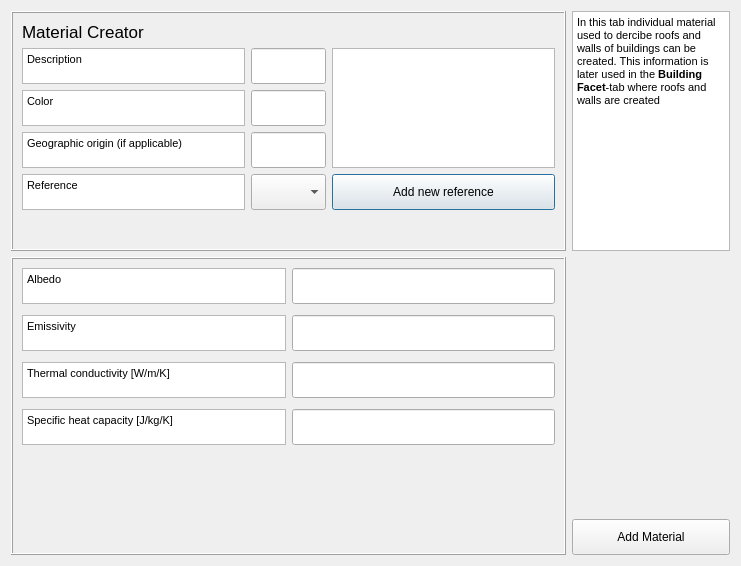
Qt form tabs/Spartacus_material_tab.ui (gusbacos/suews_database_manager) before a commit.
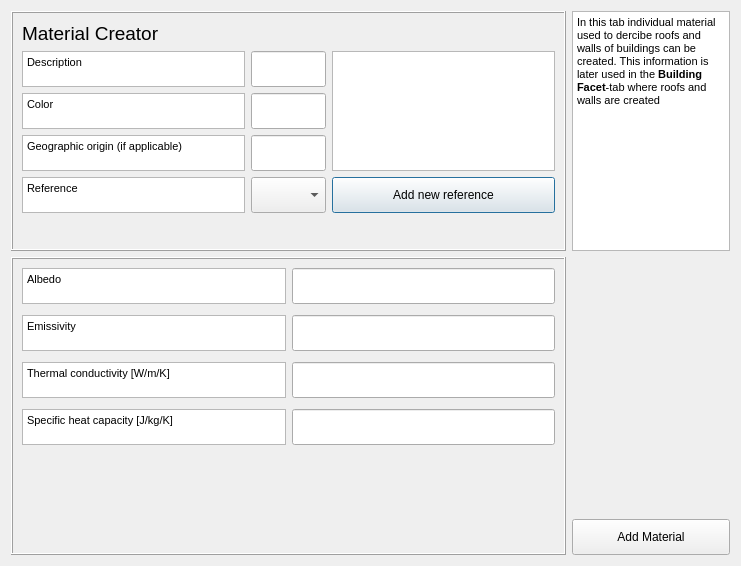
The same form after that commit. Custom widgets are drawn as their Qt base class.

```diff
--- a/tabs/Spartacus_material_tab.ui
+++ b/tabs/Spartacus_material_tab.ui
@@ -47,7 +47,7 @@
          <string>&lt;!DOCTYPE HTML PUBLIC &quot;-//W3C//DTD HTML 4.0//EN&quot; &quot;http://www.w3.org/TR/REC-html40/strict.dtd&quot;&gt;
 &lt;html&gt;&lt;head&gt;&lt;meta name=&quot;qrichtext&quot; content=&quot;1&quot; /&gt;&lt;style type=&quot;text/css&quot;&gt;
 p, li { white-space: pre-wrap; }
-&lt;/style&gt;&lt;/head&gt;&lt;body style=&quot; font-family:'MS Shell Dlg 2'; font-size:7.8pt; font-weight:400; font-style:normal;&quot;&gt;
+&lt;/style&gt;&lt;/head&gt;&lt;body style=&quot; font-family:'MS Shell Dlg 2'; font-size:12pt; font-weight:400; font-style:normal;&quot;&gt;
 &lt;p style=&quot; margin-top:0px; margin-bottom:0px; margin-left:0px; margin-right:0px; -qt-block-indent:0; text-indent:0px;&quot;&gt;&lt;span style=&quot; font-size:8pt;&quot;&gt;Geographic origin (if applicable)&lt;/span&gt;&lt;/p&gt;&lt;/body&gt;&lt;/html&gt;</string>
         </property>
        </widget>
@@ -73,7 +73,7 @@
          <string>&lt;!DOCTYPE HTML PUBLIC &quot;-//W3C//DTD HTML 4.0//EN&quot; &quot;http://www.w3.org/TR/REC-html40/strict.dtd&quot;&gt;
 &lt;html&gt;&lt;head&gt;&lt;meta name=&quot;qrichtext&quot; content=&quot;1&quot; /&gt;&lt;style type=&quot;text/css&quot;&gt;
 p, li { white-space: pre-wrap; }
-&lt;/style&gt;&lt;/head&gt;&lt;body style=&quot; font-family:'MS Shell Dlg 2'; font-size:7.8pt; font-weight:400; font-style:normal;&quot;&gt;
+&lt;/style&gt;&lt;/head&gt;&lt;body style=&quot; font-family:'MS Shell Dlg 2'; font-size:12pt; font-weight:400; font-style:normal;&quot;&gt;
 &lt;p style=&quot; margin-top:0px; margin-bottom:0px; margin-left:0px; margin-right:0px; -qt-block-indent:0; text-indent:0px;&quot;&gt;&lt;span style=&quot; font-size:8pt;&quot;&gt;Reference&lt;/span&gt;&lt;/p&gt;&lt;/body&gt;&lt;/html&gt;</string>
         </property>
        </widget>
@@ -96,7 +96,7 @@
          <string>&lt;!DOCTYPE HTML PUBLIC &quot;-//W3C//DTD HTML 4.0//EN&quot; &quot;http://www.w3.org/TR/REC-html40/strict.dtd&quot;&gt;
 &lt;html&gt;&lt;head&gt;&lt;meta name=&quot;qrichtext&quot; content=&quot;1&quot; /&gt;&lt;style type=&quot;text/css&quot;&gt;
 p, li { white-space: pre-wrap; }
-&lt;/style&gt;&lt;/head&gt;&lt;body style=&quot; font-family:'MS Shell Dlg 2'; font-size:7.8pt; font-weight:400; font-style:normal;&quot;&gt;
+&lt;/style&gt;&lt;/head&gt;&lt;body style=&quot; font-family:'MS Shell Dlg 2'; font-size:12pt; font-weight:400; font-style:normal;&quot;&gt;
 &lt;p style=&quot; margin-top:0px; margin-bottom:0px; margin-left:0px; margin-right:0px; -qt-block-indent:0; text-indent:0px;&quot;&gt;&lt;span style=&quot; font-size:8pt;&quot;&gt;Color&lt;/span&gt;&lt;/p&gt;&lt;/body&gt;&lt;/html&gt;</string>
         </property>
        </widget>
@@ -119,7 +119,7 @@
          <string>&lt;!DOCTYPE HTML PUBLIC &quot;-//W3C//DTD HTML 4.0//EN&quot; &quot;http://www.w3.org/TR/REC-html40/strict.dtd&quot;&gt;
 &lt;html&gt;&lt;head&gt;&lt;meta name=&quot;qrichtext&quot; content=&quot;1&quot; /&gt;&lt;style type=&quot;text/css&quot;&gt;
 p, li { white-space: pre-wrap; }
-&lt;/style&gt;&lt;/head&gt;&lt;body style=&quot; font-family:'MS Shell Dlg 2'; font-size:7.8pt; font-weight:400; font-style:normal;&quot;&gt;
+&lt;/style&gt;&lt;/head&gt;&lt;body style=&quot; font-family:'MS Shell Dlg 2'; font-size:12pt; font-weight:400; font-style:normal;&quot;&gt;
 &lt;p style=&quot; margin-top:0px; margin-bottom:0px; margin-left:0px; margin-right:0px; -qt-block-indent:0; text-indent:0px;&quot;&gt;&lt;span style=&quot; font-size:8pt;&quot;&gt;Description&lt;/span&gt;&lt;/p&gt;&lt;/body&gt;&lt;/html&gt;</string>
         </property>
        </widget>
@@ -216,7 +216,7 @@
        <widget class="QLabel" name="label_3">
         <property name="font">
          <font>
-          <pointsize>13</pointsize>
+          <pointsize>14</pointsize>
           <weight>50</weight>
           <italic>false</italic>
           <bold>false</bold>
```
Left out of the diff: 18 changed lines with no effect on the pictures.
